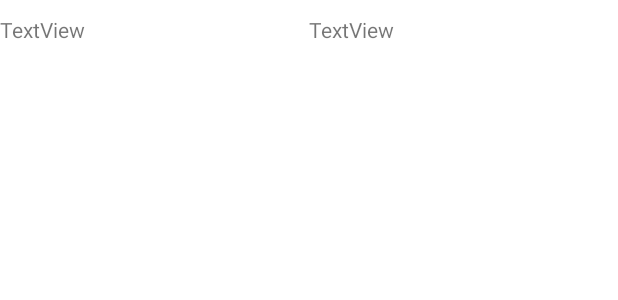
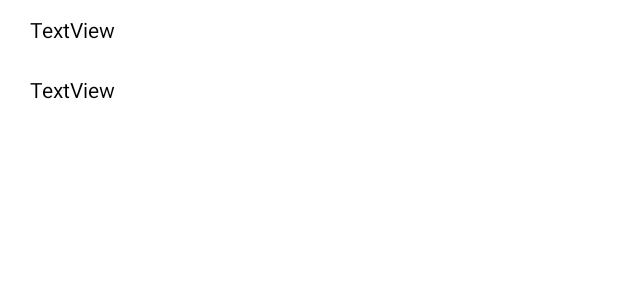
Before and after one commit to DogukanGun/WtechBitirmeProjesi, an Android app: the layout fragment_products_detail_information_row.xml on its own in the app's theme, with its tools: preview values and no code run, on a phone screen of 412 x 824 dp. Shown: the top 300 px of the screen. Run offline under Robolectric (Android 15) with nearby library versions, the phone set to English and light mode, and no system bars; network calls fail.

Commit message:
Product Detail modification is made

```diff
--- a/app/src/main/res/layout/fragment_products_detail_information_row.xml
+++ b/app/src/main/res/layout/fragment_products_detail_information_row.xml
@@ -1,30 +1,42 @@
 <?xml version="1.0" encoding="utf-8"?>
-<layout xmlns:android="http://schemas.android.com/apk/res/android">
+<layout xmlns:app="http://schemas.android.com/apk/res-auto"
+    xmlns:android="http://schemas.android.com/apk/res/android">
 
     <androidx.constraintlayout.widget.ConstraintLayout
         android:layout_width="match_parent"
         android:layout_height="wrap_content">
 
         <LinearLayout
+            android:id="@+id/wrapper"
             android:layout_width="match_parent"
             android:layout_height="wrap_content"
-            android:orientation="horizontal">
+            android:layout_marginStart="20dp"
+            android:layout_marginEnd="20dp"
+            android:orientation="vertical"
+            app:layout_constraintBottom_toBottomOf="parent"
+            app:layout_constraintEnd_toEndOf="parent"
+            app:layout_constraintStart_toStartOf="parent"
+            app:layout_constraintTop_toTopOf="parent">
 
             <TextView
                 android:id="@+id/key"
-                android:layout_width="wrap_content"
+                android:layout_width="match_parent"
                 android:layout_height="@dimen/row_text_view_height"
                 android:layout_weight="1"
                 android:gravity="center|left"
-                android:text="TextView" />
+                android:maxLines="1"
+                android:text="TextView"
+                android:textColor="#000000" />
 
             <TextView
                 android:id="@+id/value"
-                android:layout_width="wrap_content"
+                android:layout_width="match_parent"
                 android:layout_height="@dimen/row_text_view_height"
                 android:layout_weight="1"
                 android:gravity="center|left"
-                android:text="TextView" />
+                android:maxLines="1"
+                android:text="TextView"
+                android:textColor="#000000" />
         </LinearLayout>
     </androidx.constraintlayout.widget.ConstraintLayout>
 
--- a/app/src/main/res/values/strings.xml
+++ b/app/src/main/res/values/strings.xml
@@ -10,7 +10,7 @@
     <string name="empty_row">Your card is empty</string>
     <string name="start_to_shopping">Let\'s Start Shopping</string>
     <string name="sorry">We\'re Sorry</string>
-    <string name="price">price</string>
+    <string name="price">Price</string>
     <string name="name">name</string>
     <string name="buy">buy</string>
     <string name="adding_message">Product is added to card</string>
```
Also changed, not shown: app/src/main/java/com/example/wtechbitirmeprojesi/adapter/product_detail_adepters/ProductDetailRecyclerViewAdapter.kt (+6 -5 lines), app/src/main/java/com/example/wtechbitirmeprojesi/controller/fragment/ProductDetailFragment.kt (+12 -0 lines).
